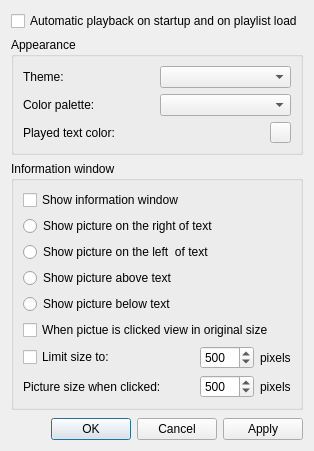
Above: settings.ui from MarioUnoDueTreQuattro/AudioPlayer before the change. Below: the same form after it.
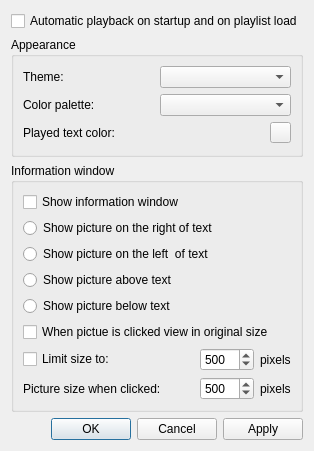
That is the form after the change.

```diff
--- a/settings.ui
+++ b/settings.ui
@@ -244,10 +244,13 @@
      <property name="orientation">
       <enum>Qt::Vertical</enum>
      </property>
+     <property name="sizeType">
+      <enum>QSizePolicy::Minimum</enum>
+     </property>
      <property name="sizeHint" stdset="0">
       <size>
        <width>20</width>
-       <height>5</height>
+       <height>0</height>
       </size>
      </property>
     </spacer>
```
